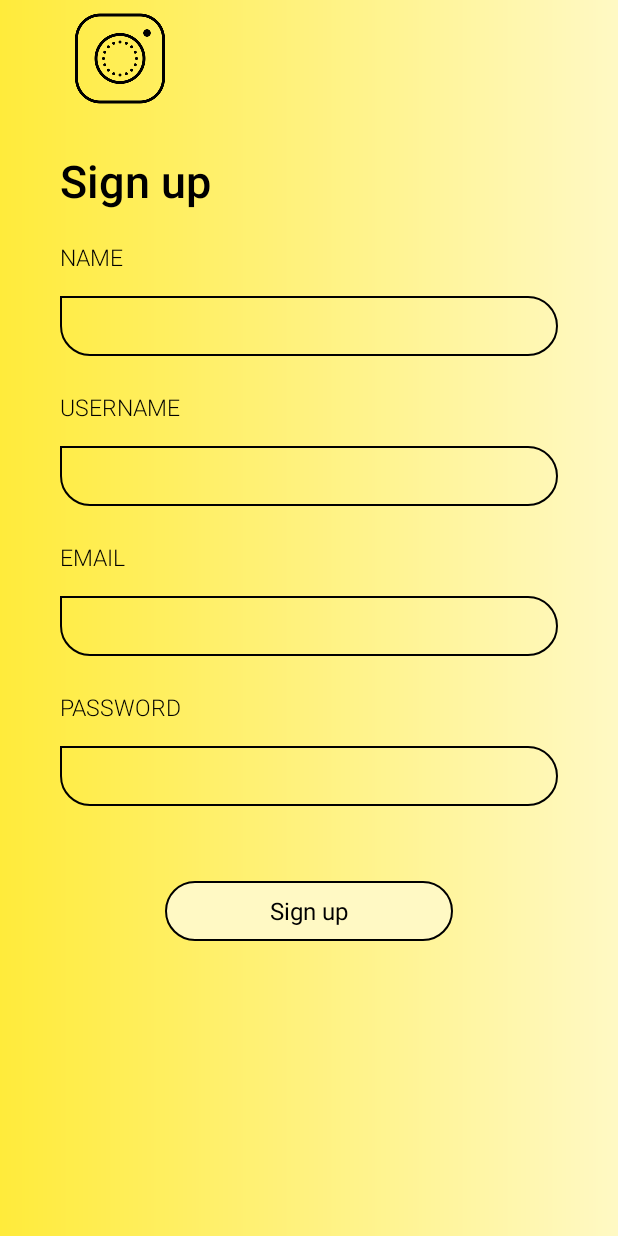
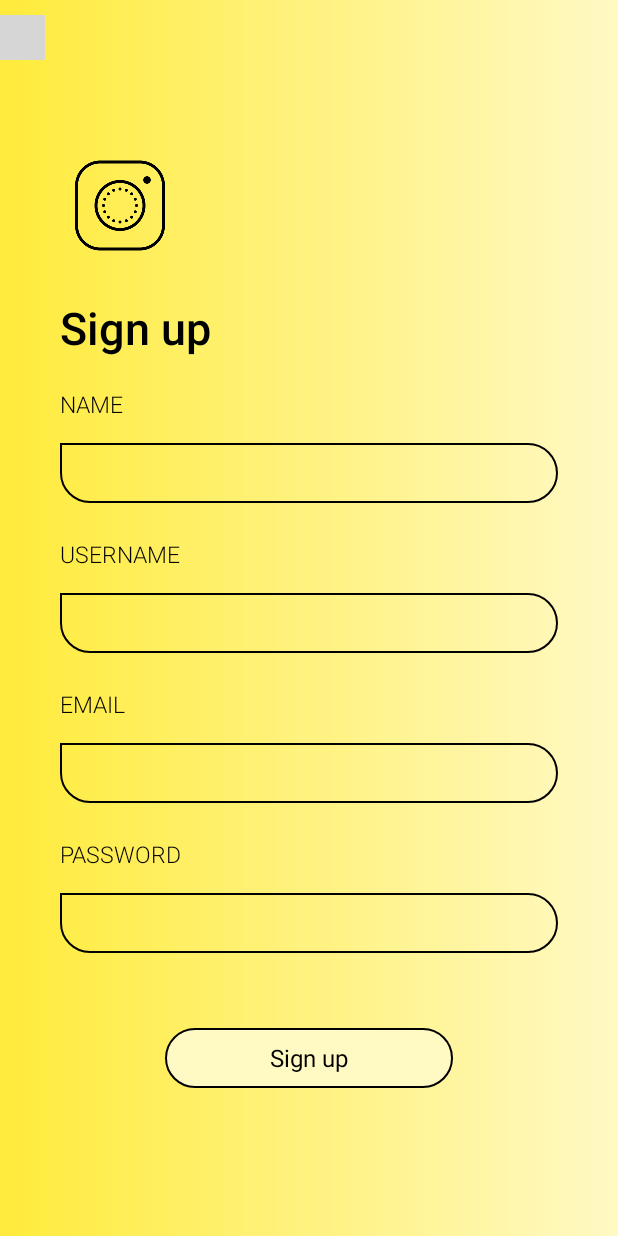
Before and after one commit to KlaudiaKriva/Instaliter, an Android app: the RegisterActivity screen opened directly, with no data from a screen before it, on a phone screen of 412 x 824 dp. Run offline under Robolectric (Android 15) with nearby library versions, the phone set to English and light mode, and no system bars; grey boxes are pictures that could not be loaded.

Commit message:
last changes

```diff
--- a/app/src/main/java/com/example/instaliter/RegisterActivity.java
+++ b/app/src/main/java/com/example/instaliter/RegisterActivity.java
@@ -33,16 +33,14 @@ public class RegisterActivity extends AppCompatActivity {
 
         databaseHelper = new DatabaseHelper(this);
 
-//        button = findViewById(R.id.btn_signUp2);
-//
-//        button.setOnClickListener(new View.OnClickListener() {
-//            @Override
-//            public void onClick(View v) {
-////                insertNewUser();
-//                Intent intent = new Intent(RegisterActivity.this, MainActivity.class);
-//                startActivity(intent);
-//            }
-//        });
+        button = findViewById(R.id.back_button);
+
+        button.setOnClickListener(new View.OnClickListener() {
+            @Override
+            public void onClick(View v) {
+                onBackPressed();
+            }
+        });
 
     }
 
--- a/app/src/main/res/layout/camera_layout.xml
+++ b/app/src/main/res/layout/camera_layout.xml
@@ -52,7 +52,8 @@
 
     <LinearLayout
         android:layout_width="match_parent"
-        android:layout_height="wrap_content">
+        android:layout_height="wrap_content"
+        android:layout_marginTop="15dp">
 
         <ImageView
             android:id="@+id/cameraView"
--- a/app/src/main/res/layout/login_layout.xml
+++ b/app/src/main/res/layout/login_layout.xml
@@ -96,6 +96,7 @@
                         android:layout_width="match_parent"
                         android:layout_height="40dp"
                         android:textSize="15sp"
+                        android:inputType="numberPassword"
                         android:textColor="@color/colorText"
                         android:fontFamily="sans-serif-light"
                         android:paddingStart="15dp"
--- a/app/src/main/res/layout/register_layout.xml
+++ b/app/src/main/res/layout/register_layout.xml
@@ -5,9 +5,13 @@
     android:layout_height="match_parent"
     android:background="@drawable/grad_bg2">
 
-    <ScrollView
-        android:layout_width="match_parent"
-        android:layout_height="match_parent">
+    <Button
+        android:id="@+id/back_button"
+        android:layout_width="30dp"
+        android:layout_height="30dp"
+        android:layout_marginTop="10dp"
+        android:background="@drawable/icon_back">
+    </Button>
 
 
     <RelativeLayout
@@ -158,6 +162,7 @@
                         android:fontFamily="sans-serif-light"
                         android:paddingStart="15dp"
                         android:paddingEnd="15dp"
+                        android:inputType="numberPassword"
                         android:layout_marginTop="15dp"
                         android:background="@drawable/et_bg"/>
                 </LinearLayout>
@@ -183,7 +188,5 @@
         </RelativeLayout>
     </RelativeLayout>
 
-    </ScrollView>
-
 
 </RelativeLayout>
```
Also changed, not shown: app/src/main/java/com/example/instaliter/activities/ProfileActivity.java (+17 -0 lines), app/src/main/res/layout/activity_main.xml (+18 -2 lines), app/src/main/res/layout/one_contribution.xml (+8 -3 lines), app/src/main/res/layout/profile_layout.xml (+5 -2 lines), app/src/main/res/drawable/profile_pic.jpg (added).
